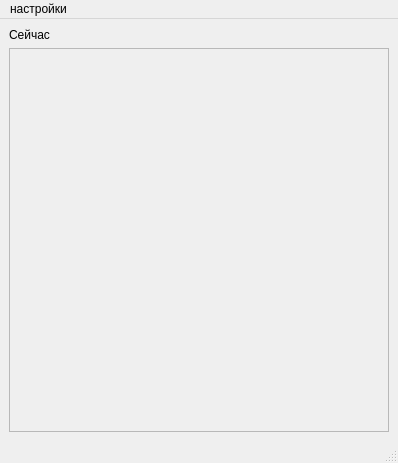
The window that mainwindow.ui (avdosev/weather-desktop-app) describes before a commit, drawn with Qt 5.
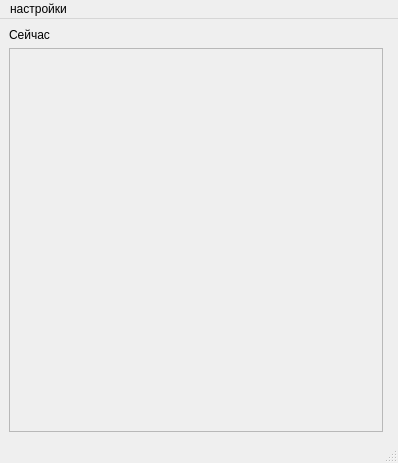
The same window after the commit.

```diff
--- a/mainwindow.ui
+++ b/mainwindow.ui
@@ -15,7 +15,9 @@
   </property>
   <widget class="QWidget" name="centralwidget">
    <layout class="QGridLayout" name="gridLayout">
-    <item row="0" column="0">
+    <item row="1" column="0">
+     <layout class="QHBoxLayout" name="horizontalLayout">
+      <item>
      <layout class="QVBoxLayout" name="verticalLayout">
       <item>
        <widget class="QLabel" name="current">
@@ -36,8 +38,8 @@
             <rect>
              <x>0</x>
              <y>0</y>
-             <width>374</width>
-             <height>378</height>
+               <width>356</width>
+               <height>376</height>
             </rect>
            </property>
            <layout class="QVBoxLayout" name="verticalLayout_2">
@@ -49,6 +51,15 @@
          </widget>
         </item>
        </layout>
+        </item>
+       </layout>
+      </item>
+      <item>
+       <widget class="QWidget" name="graph" native="true">
+        <property name="enabled">
+         <bool>true</bool>
+        </property>
+       </widget>
       </item>
      </layout>
     </item>
```
Lines whose indentation alone changed are shown as unchanged.
